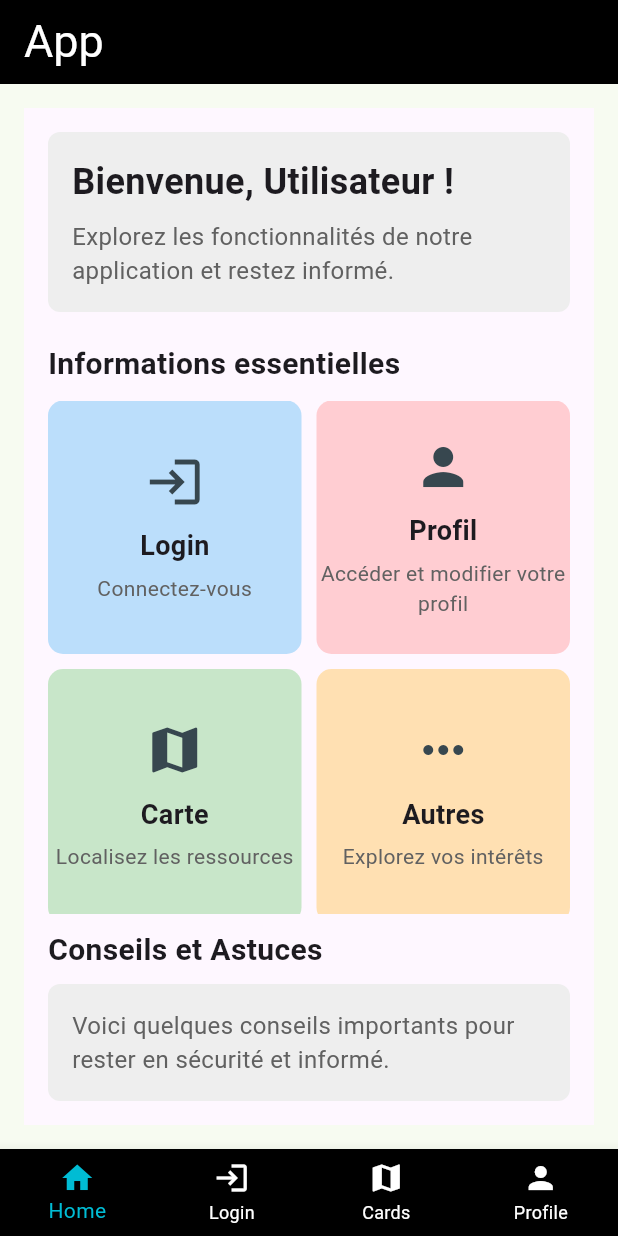
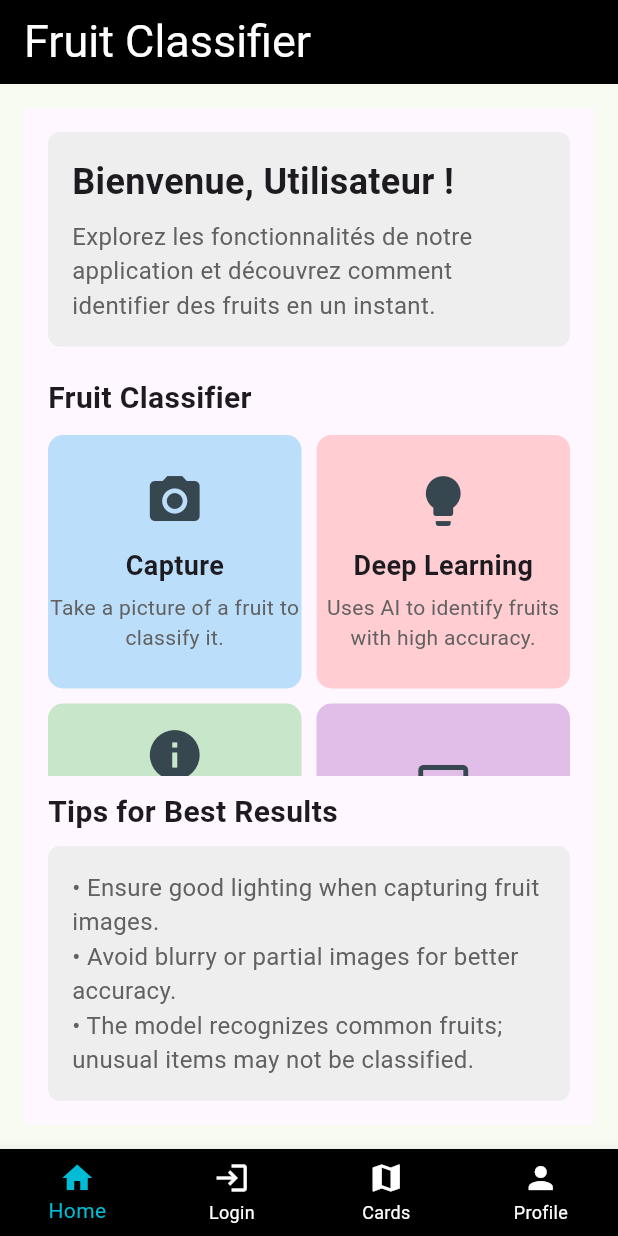
Before and after one commit to walidsml/formulaire22, a Flutter app: the screen it shows after launch, on a phone screen of 412 x 824 dp. Run offline on Flutter 3.47's test engine with Material 3 defaults, Android fonts, the phone set to English and light mode, and no system bars; our stand-ins replace firebase_auth, firebase_core, firebase_storage, image_picker; missing offline and left inert: tflite_flutter; accounts and stored records are empty.

Commit message:
up & running

```diff
--- a/lib/Screens/home.view.dart
+++ b/lib/Screens/home.view.dart
@@ -1,8 +1,6 @@
 import 'package:flutter/material.dart';
 import 'package:firebase_auth/firebase_auth.dart';
 import './TensorFlow.view.dart';
-
-
 
 class HomeView extends StatelessWidget {
   const HomeView({super.key});
@@ -17,6 +15,7 @@ class HomeView extends StatelessWidget {
           child: Column(
             crossAxisAlignment: CrossAxisAlignment.start,
             children: [
+              // Welcome Section
               Container(
                 padding: EdgeInsets.all(16),
                 decoration: BoxDecoration(
@@ -32,7 +31,7 @@ class HomeView extends StatelessWidget {
                     ),
                     SizedBox(height: 8),
                     Text(
-                      'Explorez les fonctionnalités de notre application et restez informé.',
+                      'Explorez les fonctionnalités de notre application et découvrez comment identifier des fruits en un instant.',
                       style: TextStyle(fontSize: 16, color: Colors.grey[700]),
                     ),
                   ],
@@ -40,8 +39,10 @@ class HomeView extends StatelessWidget {
               ),
 
               SizedBox(height: 20),
+
+              // Fruit Classifier Info Section
               Text(
-                'Informations essentielles',
+                'Fruit Classifier',
                 style: TextStyle(fontSize: 20, fontWeight: FontWeight.bold),
               ),
               SizedBox(height: 10),
@@ -51,10 +52,9 @@ class HomeView extends StatelessWidget {
                   mainAxisSpacing: 10,
                   crossAxisSpacing: 10,
                   children: [
-                    buildGridItem(Icons.login, 'Login', 'Connectez-vous', Colors.blue[100]!),
-                    buildGridItem(Icons.person, 'Profil', 'Accéder et modifier votre profil', Colors.red[100]!),
-                    buildGridItem(Icons.map, 'Carte', 'Localisez les ressources', Colors.green[100]!),
-                    buildGridItem(Icons.more_horiz, 'Autres', 'Explorez vos intérêts', Colors.orange[100]!),
+                    buildGridItem(Icons.camera_alt, 'Capture', 'Take a picture of a fruit to classify it.', Colors.blue[100]!),
+                    buildGridItem(Icons.lightbulb, 'Deep Learning', 'Uses AI to identify fruits with high accuracy.', Colors.red[100]!),
+                    buildGridItem(Icons.info, 'How It Works', 'Powered by a TensorFlow model trained on fruit datasets.', Colors.green[100]!),
                     GestureDetector(
                       onTap: () {
                         Navigator.push(
@@ -62,18 +62,19 @@ class HomeView extends StatelessWidget {
                           MaterialPageRoute(builder: (context) => TensorFlow()),
                         );
                       },
-                      child: buildGridItem(Icons.computer, 'TensorFlow', 'Accéder à TensorFlow', Colors.purple[100]!),
+                      child: buildGridItem(Icons.computer, 'TensorFlow', 'Explore TensorFlow view.', Colors.purple[100]!),
                     ),
                   ],
                 ),
               ),
               SizedBox(height: 10),
+
+              // Tips Section
               Text(
-                'Conseils et Astuces',
+                'Tips for Best Results',
                 style: TextStyle(fontSize: 20, fontWeight: FontWeight.bold),
               ),
               SizedBox(height: 8),
-              // "Voici quelques conseils..." section with background
               Container(
                 padding: EdgeInsets.all(16),
                 decoration: BoxDecoration(
@@ -81,7 +82,9 @@ class HomeView extends StatelessWidget {
                   borderRadius: BorderRadius.circular(8),
                 ),
                 child: Text(
-                  'Voici quelques conseils importants pour rester en sécurité et informé.',
+                  '• Ensure good lighting when capturing fruit images.\n'
+                      '• Avoid blurry or partial images for better accuracy.\n'
+                      '• The model recognizes common fruits; unusual items may not be classified.',
                   style: TextStyle(fontSize: 16, color: Colors.grey[700]),
                 ),
               ),
--- a/lib/home.page.dart
+++ b/lib/home.page.dart
@@ -1,11 +1,16 @@
 import 'package:flutter/material.dart';
 import 'package:formulaire22/Screens/cards.view.dart';
+import 'package:formulaire22/Screens/profile.view.dart';
 import 'package:formulaire22/Screens/home.view.dart';
 import 'package:formulaire22/Screens/login.view.dart';
-import 'package:formulaire22/Screens/profile.view.dart';
+import 'package:firebase_auth/firebase_auth.dart'; // For Firebase authentication
+import 'package:firebase_storage/firebase_storage.dart';
+import 'package:flutter/material.dart';
+import 'package:firebase_auth/firebase_auth.dart';
+import 'package:firebase_storage/firebase_storage.dart';
 
 class HomePage extends StatefulWidget {
-  HomePage({super.key});
+  const HomePage({Key? key}) : super(key: key);
 
   @override
   State<HomePage> createState() => _HomePageState();
@@ -13,12 +18,39 @@ class HomePage extends StatefulWidget {
 
 class _HomePageState extends State<HomePage> {
   int currIndex = 0;
+  String? profilePictureUrl;
+  User? user = FirebaseAuth.instance.currentUser;
 
-  List<Widget> pages = [HomeView(), LoginView(), CardsView(),Profileview()];
+  List<Widget> pages = [
+    HomeView(),
+    LoginView(),
+    CardsView(),
+    Profileview(),
+  ];
 
-  void ChangePage(int selectIndex){
+  @override
+  void initState() {
+    super.initState();
+    _fetchProfilePicture();
+  }
+
+  Future<void> _fetchProfilePicture() async {
+    try {
+      final storageRef = FirebaseStorage.instance
+          .ref()
+          .child('profile_pictures/${user!.uid}.jpg');
+      final url = await storageRef.getDownloadURL();
+      setState(() {
+        profilePictureUrl = url;
+      });
+    } catch (e) {
+      print("Error fetching profile picture: $e");
+    }
+  }
+
+  void changePage(int selectedIndex) {
     setState(() {
-      currIndex = selectIndex;
+      currIndex = selectedIndex;
     });
   }
 
@@ -26,31 +58,43 @@ class _HomePageState extends State<HomePage> {
   Widget build(BuildContext context) {
     return Scaffold(
       appBar: AppBar(
-        title: Text(
-          "App",
+        title: const Text(
+          "Fruit Classifier",
           style: TextStyle(color: Colors.white, fontSize: 30),
         ),
         backgroundColor: Colors.black,
       ),
-      body: SafeArea(child: Padding(padding: EdgeInsets.all(16),
-        child: IndexedStack(
-          index: currIndex ,
-          children:pages,
+      body: SafeArea(
+        child: Padding(
+          padding: const EdgeInsets.all(16),
+          child: IndexedStack(
+            index: currIndex,
+            children: pages,
+          ),
         ),
-      )),
+      ),
       bottomNavigationBar: BottomNavigationBar(
         type: BottomNavigationBarType.fixed,
         currentIndex: currIndex,
         backgroundColor: Colors.black,
         selectedItemColor: Colors.cyan,
-        unselectedItemColor: Colors.white ,
+        unselectedItemColor: Colors.white,
+        onTap: changePage,
         items: [
-          BottomNavigationBarItem(icon: Icon(Icons.home), label: "Home"),
-          BottomNavigationBarItem(icon: Icon(Icons.login), label: "Login"),
-          BottomNavigationBarItem(icon: Icon(Icons.map), label: "Cards"),
-          BottomNavigationBarItem(icon: Icon(Icons.person), label: "Profile"),
-
-        ], onTap: ChangePage,),
+          const BottomNavigationBarItem(icon: Icon(Icons.home), label: "Home"),
+          const BottomNavigationBarItem(icon: Icon(Icons.login), label: "Login"),
+          const BottomNavigationBarItem(icon: Icon(Icons.map), label: "Cards"),
+          BottomNavigationBarItem(
+            icon: profilePictureUrl != null
+                ? CircleAvatar(
+              backgroundImage: NetworkImage(profilePictureUrl!),
+              radius: 12, // Adjust size for the bottom navigation bar
+            )
+                : const Icon(Icons.person), // Fallback icon
+            label: "Profile",
+          ),
+        ],
+      ),
     );
   }
 }
--- a/pubspec.yaml
+++ b/pubspec.yaml
@@ -73,6 +73,7 @@ flutter:
     - image/Defaultpfp.jpeg
     - assets/model.tflite
     - assets/labels.txt
+    - image/frtlogo.png
   #   - images/a_dot_ham.jpeg
 
   # An image asset can refer to one or more resolution-specific "variants", see
```
Also changed, not shown: lib/Screens/TensorFlow.view.dart (+69 -17 lines), lib/main.dart (+78 -8 lines), image/frtlogo.png (added).
